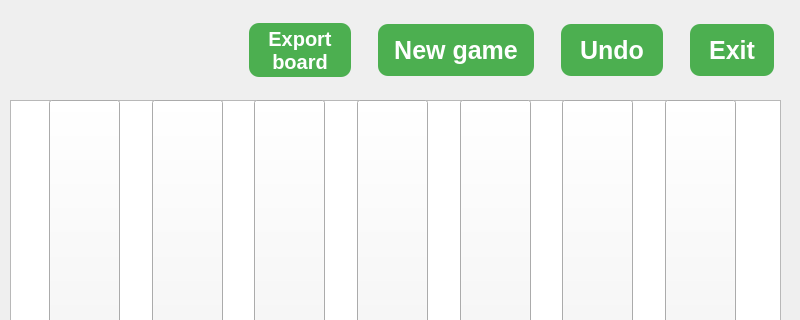
Old version of the form src/forms/BoardWindow.ui in the repository wshknmt/Connect-4; both pictures show x 0 to 800 and y 0 to 320 of the 800 by 600 pixel window.
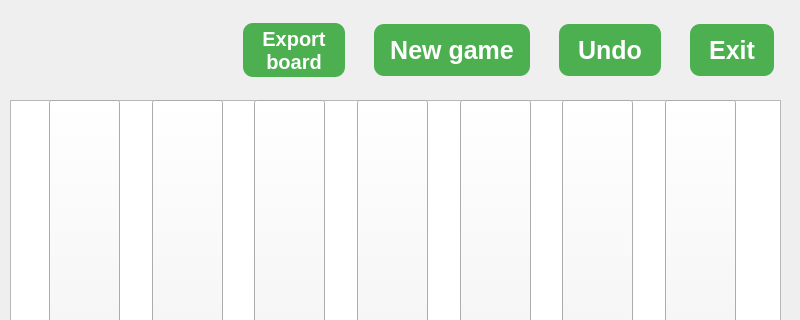
New version of the form. Icons and pictures are not drawn.

Commit message: undo button works better and result label

What changed in the file:
```diff
--- a/src/forms/BoardWindow.ui
+++ b/src/forms/BoardWindow.ui
@@ -280,22 +280,6 @@
      <property name="spacing">
       <number>0</number>
      </property>
-     <item>
-      <spacer name="horizontalSpacer_12">
-       <property name="orientation">
-        <enum>Qt::Horizontal</enum>
-       </property>
-       <property name="sizeType">
-        <enum>QSizePolicy::Fixed</enum>
-       </property>
-       <property name="sizeHint" stdset="0">
-        <size>
-         <width>10</width>
-         <height>20</height>
-        </size>
-       </property>
-      </spacer>
-     </item>
      <item>
       <widget class="QLabel" name="resultLabel">
        <property name="sizePolicy">
@@ -526,6 +510,10 @@
 }
 QPushButton:pressed {
 	background-color: #3e8e41;
+}
+QPushButton:disabled {
+    background-color: darkgreen;
+    color: #ccc; 
 }</string>
        </property>
        <property name="text">
```
Left out of the diff: 8 changed lines with no effect on the pictures. The commit also changes 12 other files.
